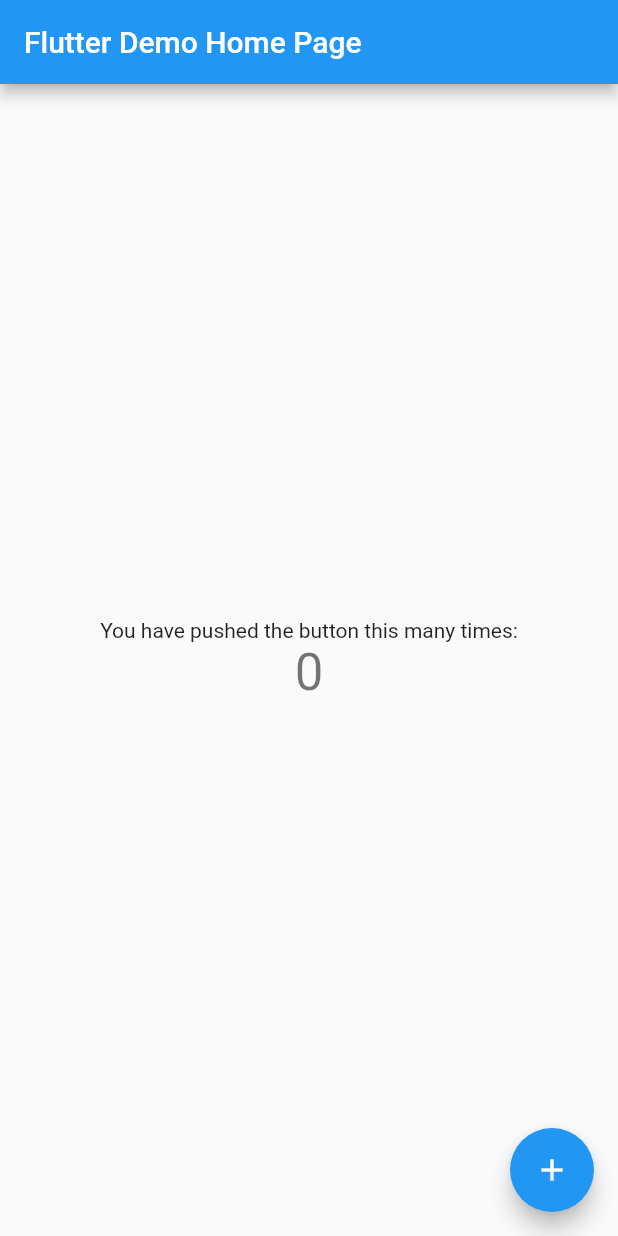
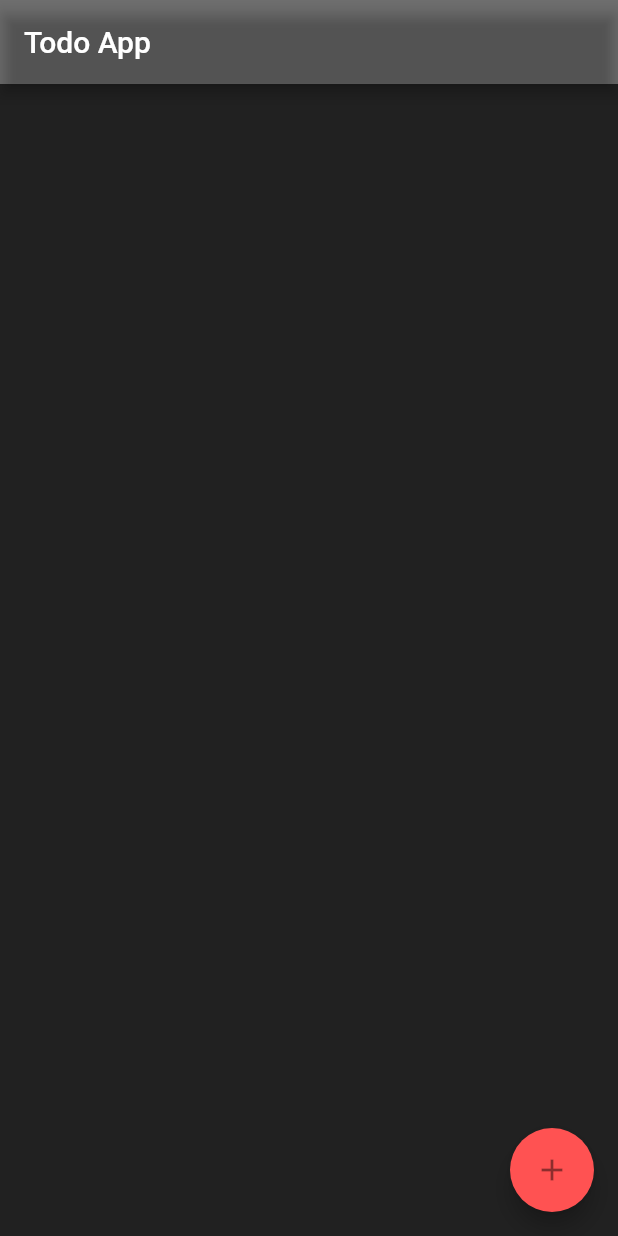
Before and after one commit to dev-ri/Todo-App-with-FLutter, a Flutter app: the screen it shows after launch, on a phone screen of 412 x 824 dp. Run offline on Flutter 3.47's test engine with Material 2 defaults, Android fonts, the phone set to English and light mode, and no system bars.

Commit message:
Basic UI Created

```diff
--- a/lib/main.dart
+++ b/lib/main.dart
@@ -1,4 +1,5 @@
 import 'package:flutter/material.dart';
+import 'package:todo_app/ui/home.dart';
 
 void main() => runApp(MyApp());
 
@@ -7,105 +8,9 @@ class MyApp extends StatelessWidget {
   @override
   Widget build(BuildContext context) {
     return MaterialApp(
-      title: 'Flutter Demo',
-      theme: ThemeData(
-        // This is the theme of your application.
-        //
-        // Try running your application with "flutter run". You'll see the
-        // application has a blue toolbar. Then, without quitting the app, try
-        // changing the primarySwatch below to Colors.green and then invoke
-        // "hot reload" (press "r" in the console where you ran "flutter run",
-        // or simply save your changes to "hot reload" in a Flutter IDE).
-        // Notice that the counter didn't reset back to zero; the application
-        // is not restarted.
-        primarySwatch: Colors.blue,
-      ),
-      home: MyHomePage(title: 'Flutter Demo Home Page'),
+      debugShowCheckedModeBanner: false,
+      title: 'Todo App',
+      home: new Home(),
     );
   }
 }
-
-class MyHomePage extends StatefulWidget {
-  MyHomePage({Key key, this.title}) : super(key: key);
-
-  // This widget is the home page of your application. It is stateful, meaning
-  // that it has a State object (defined below) that contains fields that affect
-  // how it looks.
-
-  // This class is the configuration for the state. It holds the values (in this
-  // case the title) provided by the parent (in this case the App widget) and
-  // used by the build method of the State. Fields in a Widget subclass are
-  // always marked "final".
-
-  final String title;
-
-  @override
-  _MyHomePageState createState() => _MyHomePageState();
-}
-
-class _MyHomePageState extends State<MyHomePage> {
-  int _counter = 0;
-
-  void _incrementCounter() {
-    setState(() {
-      // This call to setState tells the Flutter framework that something has
-      // changed in this State, which causes it to rerun the build method below
-      // so that the display can reflect the updated values. If we changed
-      // _counter without calling setState(), then the build method would not be
-      // called again, and so nothing would appear to happen.
-      _counter++;
-    });
-  }
-
-  @override
-  Widget build(BuildContext context) {
-    // This method is rerun every time setState is called, for instance as done
-    // by the _incrementCounter method above.
-    //
-    // The Flutter framework has been optimized to make rerunning build methods
-    // fast, so that you can just rebuild anything that needs updating rather
-    // than having to individually change instances of widgets.
-    return Scaffold(
-      appBar: AppBar(
-        // Here we take the value from the MyHomePage object that was created by
-        // the App.build method, and use it to set our appbar title.
-        title: Text(widget.title),
-      ),
-      body: Center(
-        // Center is a layout widget. It takes a single child and positions it
-        // in the middle of the parent.
-        child: Column(
-          // Column is also a layout widget. It takes a list of children and
-          // arranges them vertically. By default, it sizes itself to fit its
-          // children horizontally, and tries to be as tall as its parent.
-          //
-          // Invoke "debug painting" (press "p" in the console, choose the
-          // "Toggle Debug Paint" action from the Flutter Inspector in Android
-          // Studio, or the "Toggle Debug Paint" command in Visual Studio Code)
-          // to see the wireframe for each widget.
-          //
-          // Column has various properties to control how it sizes itself and
-          // how it positions its children. Here we use mainAxisAlignment to
-          // center the children vertically; the main axis here is the vertical
-          // axis because Columns are vertical (the cross axis would be
-          // horizontal).
-          mainAxisAlignment: MainAxisAlignment.center,
-          children: <Widget>[
-            Text(
-              'You have pushed the button this many times:',
-            ),
-            Text(
-              '$_counter',
-              style: Theme.of(context).textTheme.display1,
-            ),
-          ],
-        ),
-      ),
-      floatingActionButton: FloatingActionButton(
-        onPressed: _incrementCounter,
-        tooltip: 'Increment',
-        child: Icon(Icons.add),
-      ), // This trailing comma makes auto-formatting nicer for build methods.
-    );
-  }
-}
--- /dev/null
+++ b/lib/ui/home.dart
@@ -0,0 +1,15 @@
+import 'package:flutter/material.dart';
+import 'package:todo_app/ui/toDoScreen.dart';
+
+class Home extends StatelessWidget {
+  @override
+  Widget build(BuildContext context) {
+    return Scaffold(
+      appBar: AppBar(
+        title: Text("Todo App"),
+        backgroundColor: Colors.black54,
+      ),
+      body: toDoScreen(),
+    );
+  }
+}
--- /dev/null
+++ b/lib/ui/toDoScreen.dart
@@ -0,0 +1,26 @@
+import 'package:flutter/material.dart';
+
+class toDoScreen extends StatefulWidget {
+  @override
+  _toDoScreenState createState() => _toDoScreenState();
+}
+
+class _toDoScreenState extends State<toDoScreen> {
+  @override
+  Widget build(BuildContext context) {
+    return Scaffold(
+      backgroundColor: Colors.black87,
+      body: Column(),
+      floatingActionButton: new FloatingActionButton(
+        tooltip: "Add Item",
+        backgroundColor: Colors.redAccent,
+        child: new ListTile(
+          title: Icon(Icons.add),
+        ),
+        onPressed: _showFormDialog,
+      ),
+    );
+  }
+
+  void _showFormDialog() {}
+}
```
Also changed, not shown: pubspec.yaml (+3 -7 lines), pubspec.lock.
